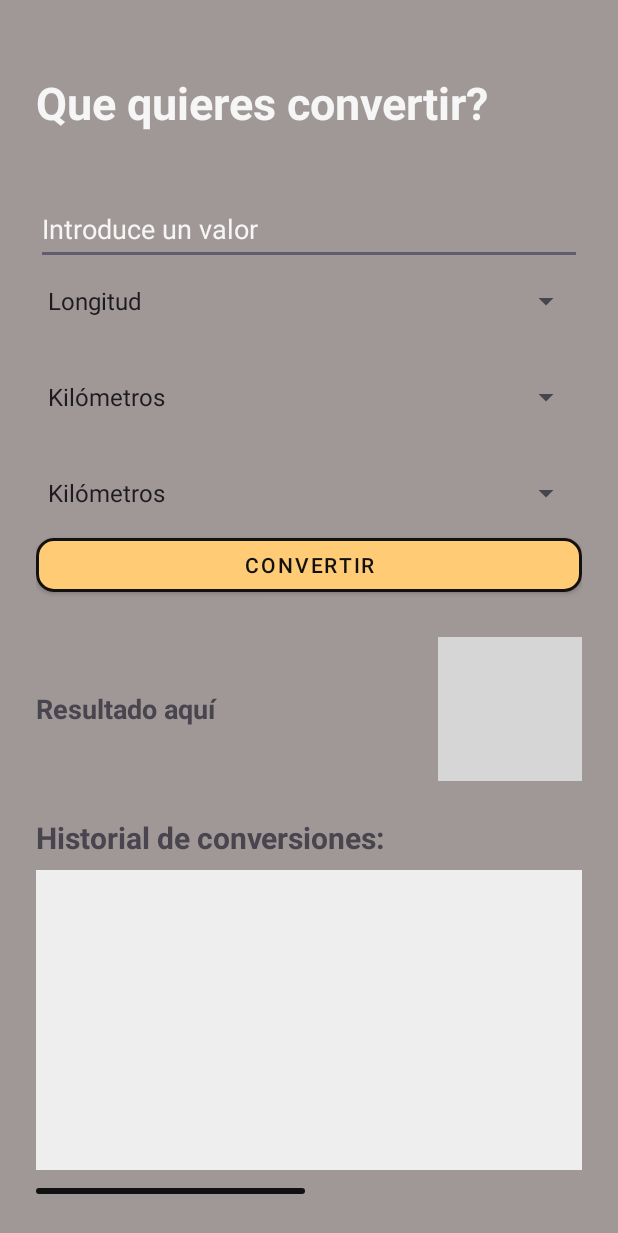
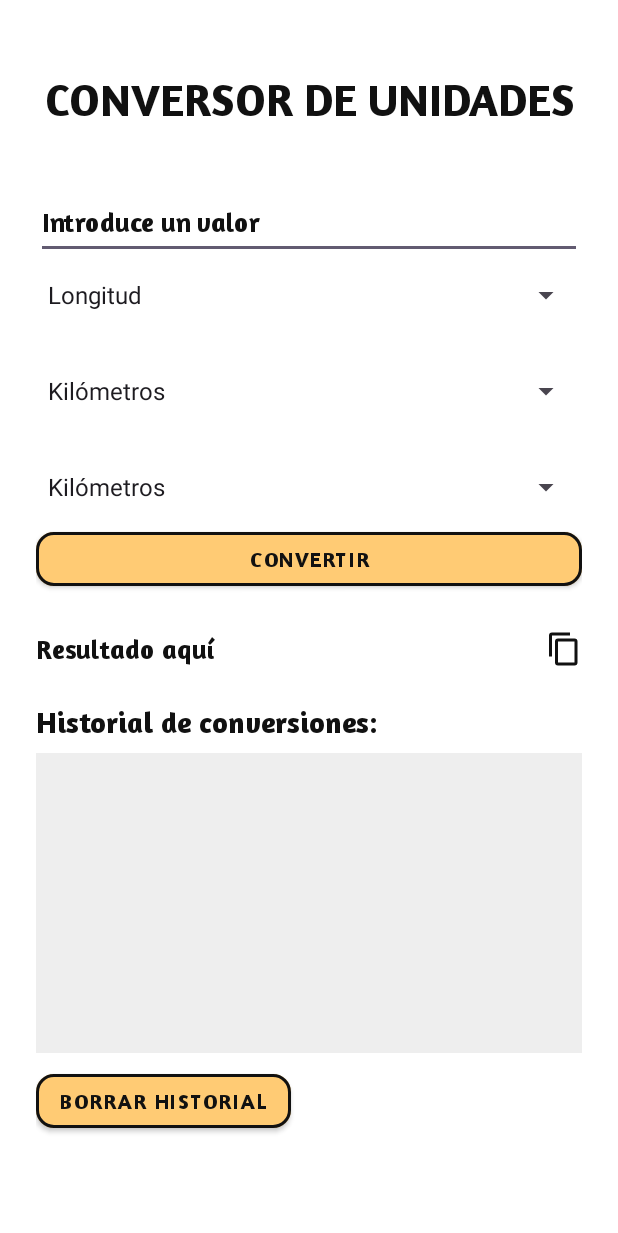
Before and after one commit to AlejandroHernanCid/ConvertidorUnidades, an Android app: the screen it shows after launch (MainActivity), on a phone screen of 412 x 824 dp. Shown: the top 1233 px of the screen. Run offline under Robolectric (Android 15) with nearby library versions, the phone set to English and light mode, and no system bars; grey boxes are pictures that could not be loaded.

Commit message:
Cambio de tipografía y de color de la app + añadido de icono de copia en portapapeles

```diff
--- /dev/null
+++ b/app/src/main/res/drawable/ic_menu_copy.xml
@@ -0,0 +1,4 @@
+<!--  drawable/content_copy.xml  -->
+<vector xmlns:android="http://schemas.android.com/apk/res/android" android:height="24dp" android:width="24dp" android:viewportWidth="24" android:viewportHeight="24">
+    <path android:fillColor="@color/black_dark" android:pathData="M19,21H8V7H19M19,5H8A2,2 0 0,0 6,7V21A2,2 0 0,0 8,23H19A2,2 0 0,0 21,21V7A2,2 0 0,0 19,5M16,1H4A2,2 0 0,0 2,3V17H4V3H16V1Z"/>
+</vector>
--- a/app/src/main/res/layout/activity_main.xml
+++ b/app/src/main/res/layout/activity_main.xml
@@ -5,7 +5,7 @@
     android:padding="24dp"
     android:layout_width="match_parent"
     android:layout_height="match_parent"
-    android:background="#A09797">
+    android:background="@color/white">
 
     <TextView
         android:id="@+id/tvTitle"
@@ -14,19 +14,22 @@
         android:layout_marginTop="24dp"
         android:layout_width="match_parent"
         android:layout_height="wrap_content"
-        android:text="Que quieres convertir?"
-        android:textColor="@color/Gray"
-        android:paddingBottom="40dp"/>
+        android:text="CONVERSOR DE UNIDADES"
+        android:textColor="@color/black_dark"
+        android:fontFamily="@font/amaranth_bold"
+        android:paddingBottom="40dp"
+        android:gravity="center"/>
 
     <EditText
         android:id="@+id/inputValor"
         android:layout_width="match_parent"
         android:layout_height="wrap_content"
         android:hint="Introduce un valor"
-        android:textColor="@color/Gray"
-        android:textColorHint="@color/Gray"
+        android:textColor="@color/black_dark"
+        android:textColorHint="@color/black_dark"
         android:inputType="numberDecimal"
-        android:minHeight="48dp" />
+        android:minHeight="48dp"
+        android:fontFamily="@font/amaranth_bold"/>
 
     <Spinner
         android:id="@+id/spinnerTipo"
@@ -54,7 +57,8 @@
         style="@style/resultado_boton_convertir"
         android:layout_width="match_parent"
         android:layout_height="wrap_content"
-        android:text="Convertir" />
+        android:text="Convertir"
+        android:fontFamily="@font/amaranth_bold"/>
 
 
 
@@ -73,7 +77,10 @@
             android:textSize="18sp"
             android:textStyle="bold"
             android:paddingEnd="8dp"
-            android:text="Resultado aquí" />
+            android:text="Resultado aquí"
+            android:fontFamily="@font/amaranth_bold"
+            android:textColor="@color/black_dark"
+            android:textColorHint="@color/black_dark"/>
 
         <ImageButton
             android:id="@+id/btnCopiar"
@@ -81,7 +88,7 @@
             android:layout_height="wrap_content"
             android:src="@drawable/ic_menu_copy"
             android:contentDescription="Copiar resultado"
-            android:background="?attr/selectableItemBackgroundBorderless" />
+            android:background="?attr/selectableItemBackgroundBorderless"/>
     </LinearLayout>
 
 
@@ -95,7 +102,9 @@
         android:text="Historial de conversiones: "
         android:textStyle="bold"
         android:textSize="20sp"
-        android:layout_marginTop="24dp"/>
+        android:layout_marginTop="24dp"
+        android:fontFamily="@font/amaranth_bold"
+        android:textColor="@color/black_dark"/>
 
     <ScrollView
         android:layout_width="match_parent"
@@ -113,7 +122,9 @@
             android:minHeight="48dp"
             android:singleLine="false"
             android:text=""
-            android:textSize="14sp" />
+            android:textSize="14sp"
+            android:fontFamily="@font/amaranth_bold"
+            android:textColor="@color/black_dark"/>
 
     </ScrollView>
 
@@ -124,7 +135,8 @@
         android:layout_marginTop="8dp"
         android:minHeight="48dp"
         android:text="Borrar historial"
-        style="@style/resultado_boton_convertir"/>
+        style="@style/resultado_boton_convertir"
+        android:fontFamily="@font/amaranth_bold"/>
 
 
 </LinearLayout>
```
Also changed, not shown: app/src/main/res/font/amaranth_bold.ttf (added).
